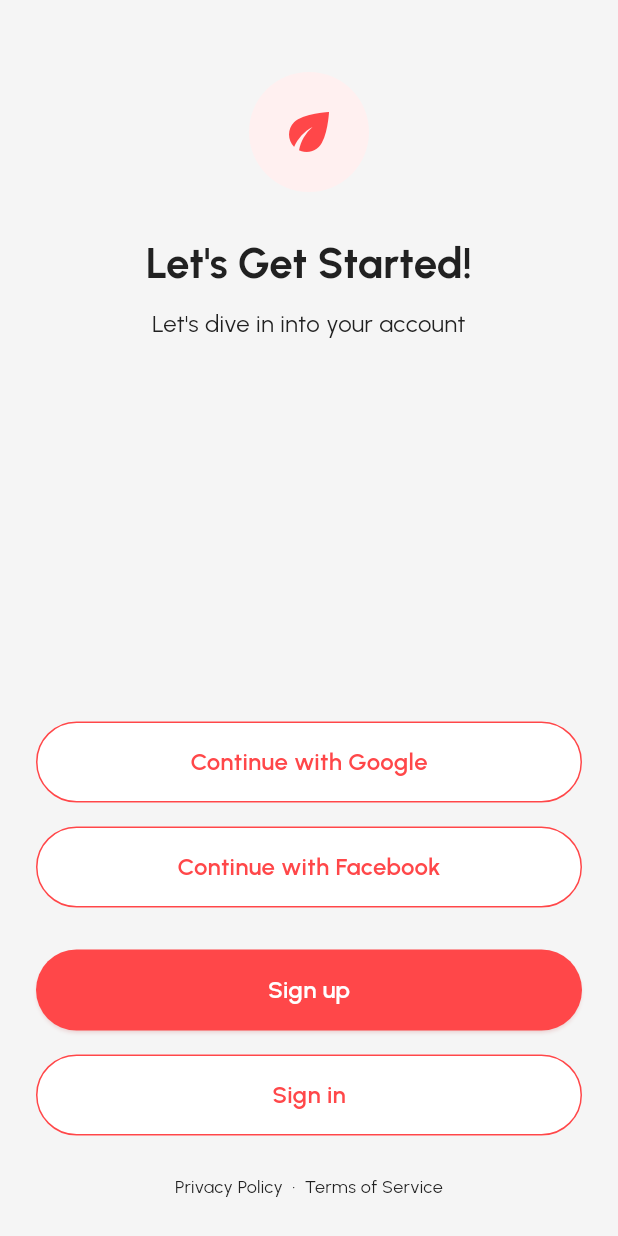
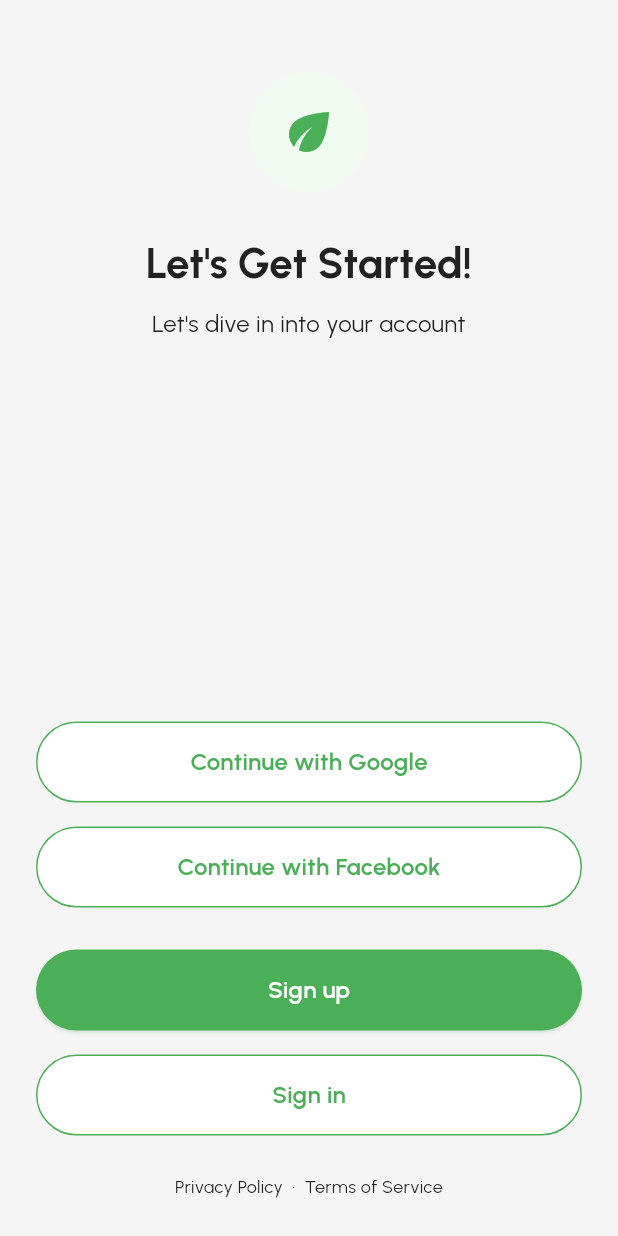
Before and after one commit to TVD98/green_kitchen, a Flutter app: the screen it shows after launch, on a phone screen of 412 x 824 dp. Run offline on Flutter 3.47's test engine with Material 3 defaults, Android fonts, the phone set to English and light mode, and no system bars; our stand-ins replace device_info_plus, dio, equatable, flutter_bloc, flutter_secure_storage, get_it and 3 more.

Commit message:
feat(ui): adopt kitchen green (#4AAF57) as global brand color
Replace Focuso coral with kitchen green across design tokens and theme specs so CTAs, navigation, and auth inherit the product identity automatically.

Co-authored-by: Cursor <cursoragent@cursor.com>

```diff
--- a/openspec/config.yaml
+++ b/openspec/config.yaml
@@ -2,7 +2,7 @@ schema: spec-driven
 
 context: |
   Tech stack: Flutter (Dart SDK ^3.12), feature-first Clean Architecture + BLoC.
-  App name: green_kitchen. Brand: Focuso coral (#FF4749), Urbanist via google_fonts.
+  App name: green_kitchen. Brand: kitchen green (#4AAF57), Urbanist via google_fonts.
   UI design system: local package packages/green_kitchen_ui (path dependency).
   Prefer conventional commits. Do not publish private packages to pub.dev.
 
--- a/packages/green_kitchen_ui/lib/src/tokens/app_colors.dart
+++ b/packages/green_kitchen_ui/lib/src/tokens/app_colors.dart
@@ -1,8 +1,8 @@
 import 'package:flutter/material.dart';
 
-/// Focuso brand palette and light/dark surfaces.
+/// Green Kitchen brand palette and light/dark surfaces.
 abstract final class AppColors {
-  static const Color brand = Color(0xFFFF4749);
+  static const Color brand = Color(0xFF4AAF57);
   static const Color primary = brand;
   static const Color absoluteWhite = Color(0xFFFFFFFF);
   static const Color error = Color(0xFFF75555);
@@ -12,7 +12,7 @@ abstract final class AppColors {
   static const Color lightElevated = Color(0xFFEEEEEE);
   static const Color lightStroke = Color(0xFFE0E0E0);
   static const Color lightOnSurface = Color(0xFF212121);
-  static const Color lightSoftBrand = Color(0xFFFFF0F0);
+  static const Color lightSoftBrand = Color(0xFFF0FAF1);
 
   static const Color darkBackground = Color(0xFF181A20);
   static const Color darkSurface = Color(0xFF1F222A);
@@ -35,7 +35,7 @@ abstract final class AppColors {
 
   static const Color accentOrange = Color(0xFFFF981F);
   static const Color accentBlue = Color(0xFF1A96F0);
-  static const Color accentGreen = Color(0xFF4AAF57);
+  static const Color accentGreen = brand;
   static const Color accentPurple = Color(0xFF9D28AC);
 
   static Color softBrand(Brightness brightness) =>
```
Also changed, not shown: openspec/changes/update-brand-green/.openspec.yaml (added), 12 other files.
